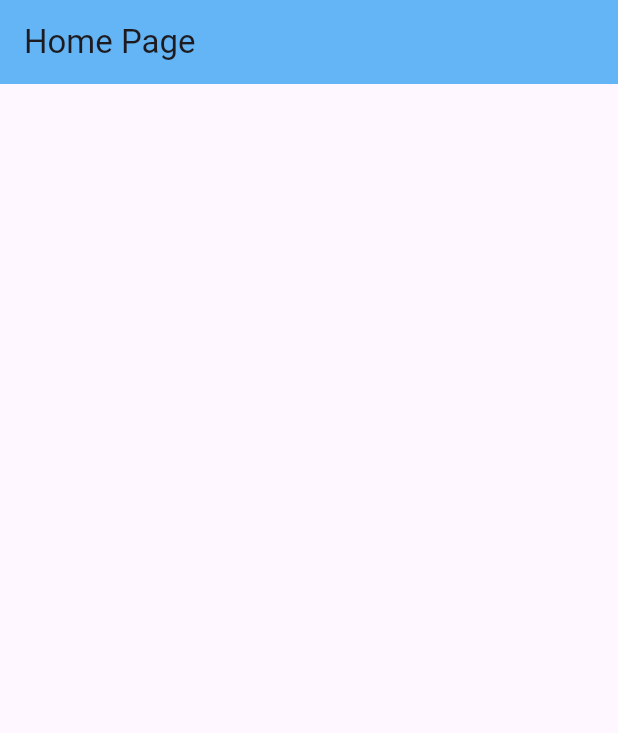
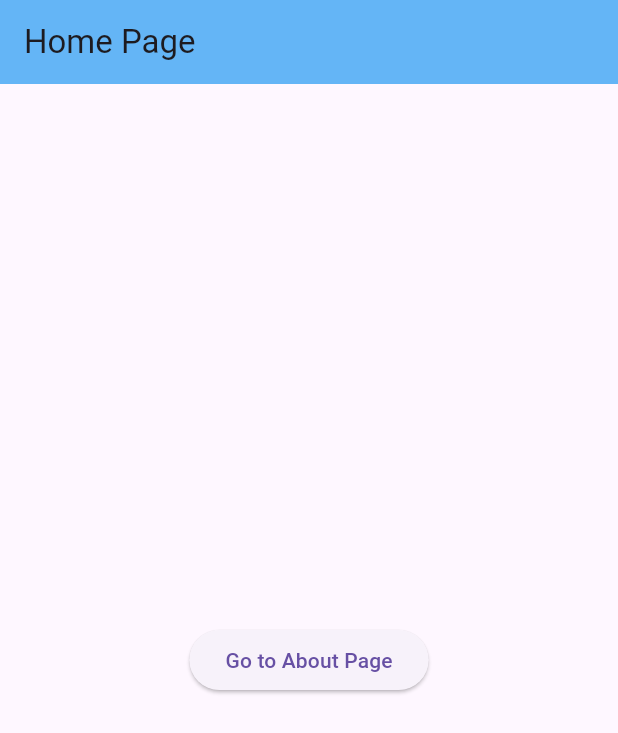
Before and after one commit to adeshgg/flutter, a Flutter app: the screen it shows after launch, on a phone screen of 412 x 824 dp. Shown: the top 733 px of the screen. Run offline on Flutter 3.47's test engine with Material 3 defaults, Android fonts, the phone set to English and light mode, and no system bars.

Commit message:
added navigation

```diff
--- a/lib/pages/home_page.dart
+++ b/lib/pages/home_page.dart
@@ -1,4 +1,5 @@
 import 'package:flutter/material.dart';
+import 'package:myapp/pages/about_page.dart';
 
 class HomePage extends StatelessWidget {
   const HomePage({super.key});
@@ -10,6 +11,15 @@ class HomePage extends StatelessWidget {
         title: const Text("Home Page"),
         backgroundColor: Colors.blue[300],
       ),
+      body: Center(
+        child: ElevatedButton(
+          child: const Text("Go to About Page"),
+          onPressed: () {
+            Navigator.push(context,
+                MaterialPageRoute(builder: (context) => const AboutPage()));
+          },
+        ),
+      ),
     );
   }
 }
```
